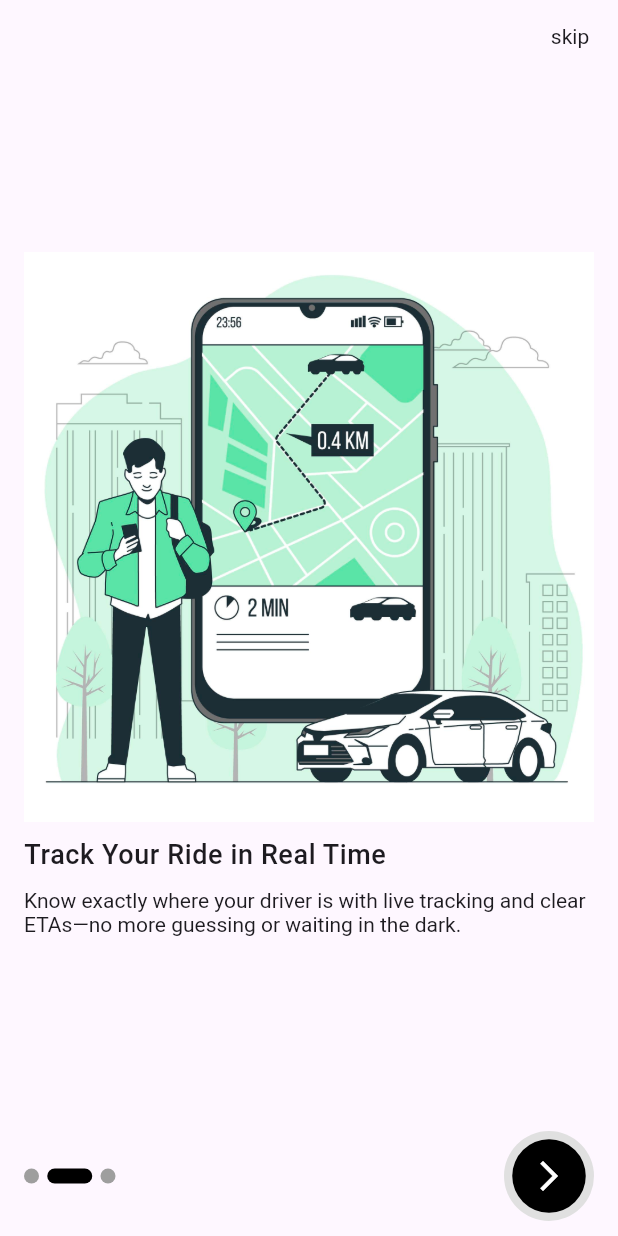
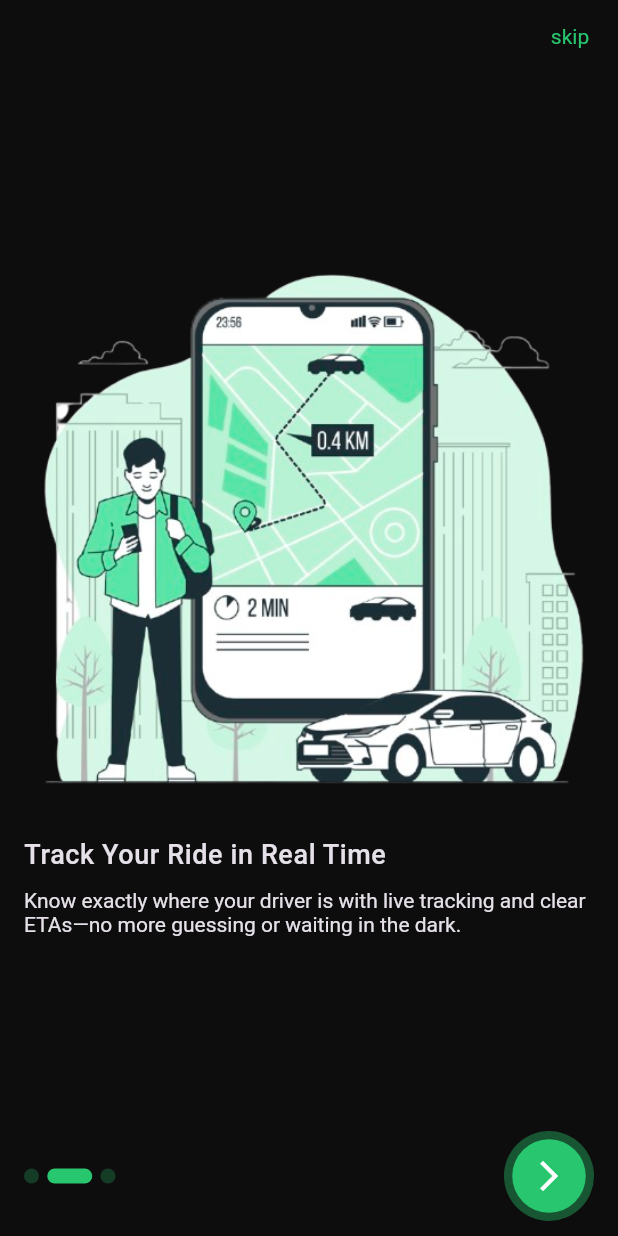
Before and after one commit to MohamedNassrr/goCar, a Flutter app: the screen it shows after launch, swiped to page 2, on a phone screen of 412 x 824 dp. Run offline on Flutter 3.47's test engine with Material 3 defaults, Android fonts, the phone set to English and light mode, and no system bars; drawn by our look-alikes of smooth_page_indicator; our stand-ins replace go_router.

Commit message:
- change onboarding image - change themeing to dark mode only

```diff
--- a/lib/client/core/utils/client_assets_data.dart
+++ b/lib/client/core/utils/client_assets_data.dart
@@ -1,5 +1,5 @@
 abstract class ClientAssetsData{
-  static const clientOnBoardingOne =  'assets/images/onboarding1.jpg';
-  static const clientOnBoardingTwo =  'assets/images/onboarding2.jpg';
-  static const clientOnBoardingThree =  'assets/images/onboarding3.jpg';
+  static const clientOnBoardingOne =  'assets/images/onboarding1.png';
+  static const clientOnBoardingTwo =  'assets/images/onboarding2.png';
+  static const clientOnBoardingThree =  'assets/images/onboarding3.png';
 }
--- a/lib/client/features/onboarding/presentation/views/widgets/boarding_indicator_button.dart
+++ b/lib/client/features/onboarding/presentation/views/widgets/boarding_indicator_button.dart
@@ -29,6 +29,7 @@ class BoardingIndicatorButton extends StatelessWidget {
             count: boardingModel.length,
             effect: const ExpandingDotsEffect(
               activeDotColor: primaryColor,
+              dotColor: Color(0x4128c76f),
               dotWidth: 10,
               dotHeight: 10,
               spacing: 5.5,
@@ -37,9 +38,9 @@ class BoardingIndicatorButton extends StatelessWidget {
           Container(
             width: 60,
             height: 60,
-            decoration: BoxDecoration(
+            decoration: const BoxDecoration(
               shape: BoxShape.circle,
-              color: Colors.grey[300],
+              color: Color(0x6428c76f),
             ),
             alignment: Alignment.center,
             child: Container(
@@ -47,7 +48,7 @@ class BoardingIndicatorButton extends StatelessWidget {
               height: 49,
               decoration: const BoxDecoration(
                 shape: BoxShape.circle,
-                color: Colors.black,
+                color: primaryColor,
               ),
               alignment: Alignment.center,
               child: IconButton(
--- a/lib/client/features/onboarding/presentation/views/widgets/skip_button.dart
+++ b/lib/client/features/onboarding/presentation/views/widgets/skip_button.dart
@@ -1,5 +1,6 @@
 import 'package:flutter/material.dart';
 import 'package:go_car/client/core/utils/client_app_router.dart';
+import 'package:go_car/core/constance.dart';
 import 'package:go_router/go_router.dart';
 
 class SkipButton extends StatelessWidget {
@@ -20,7 +21,7 @@ class SkipButton extends StatelessWidget {
         },
         child: Text(
           'skip',
-          style: Theme.of(context).textTheme.displayMedium,
+          style: Theme.of(context).textTheme.displayMedium!.copyWith(color: primaryColor),
         ),
       ),
     );
--- a/lib/core/constance.dart
+++ b/lib/core/constance.dart
@@ -1,3 +1,3 @@
 import 'package:flutter/material.dart';
 
-const primaryColor = Colors.black;
+const primaryColor =  Color(0xff28C76F);
--- a/lib/core/theme/app_theme.dart
+++ b/lib/core/theme/app_theme.dart
@@ -6,6 +6,9 @@ class AppTheme {
     textTheme: CustomTextTheme.lightTextTheme,
   );
   static ThemeData darkMode = ThemeData(
-   textTheme:  CustomTextTheme.darkTextTheme,
+    brightness: Brightness.dark,
+    primaryColor: const Color(0xff28C76F),
+    scaffoldBackgroundColor: const Color(0xff0D0D0D),
+    textTheme:  CustomTextTheme.darkTextTheme,
   );
 }
--- a/lib/main.dart
+++ b/lib/main.dart
@@ -14,10 +14,9 @@ class MyApp extends StatelessWidget {
     return MaterialApp.router(
       routerConfig: ClientAppRouter.router,
      debugShowCheckedModeBanner: false,
-      themeMode: ThemeMode.light,
+      themeMode: ThemeMode.dark,
       darkTheme: AppTheme.darkMode,
       theme: AppTheme.lightMode,
-
     );
   }
 }
```
Also changed, not shown: assets/images/onboarding1.jpg (deleted), assets/images/onboarding1.png (added), assets/images/onboarding2.jpg (deleted), assets/images/onboarding2.png (added), assets/images/onboarding3.jpg (deleted), assets/images/onboarding3.png (added).
